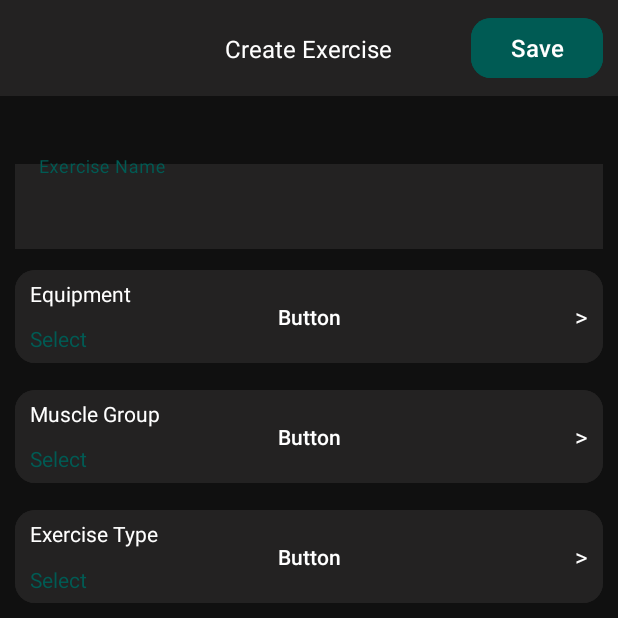
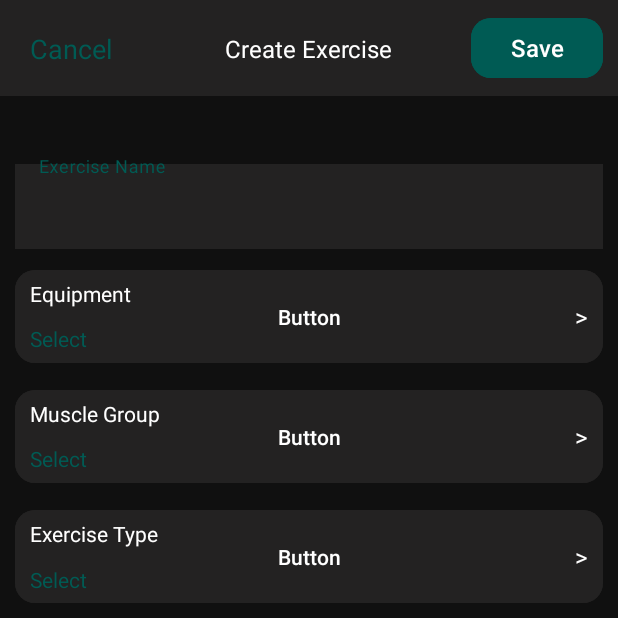
Before and after one commit to Wmatistic/cs3443project_fvk718, an Android app: the AddExerciseActivity screen opened directly, with no data from a screen before it, on a phone screen of 412 x 824 dp, the top half of it. Run offline under Robolectric (Android 15) with nearby library versions, the phone set to English and light mode, and no system bars.

Commit message:
back buton?

```diff
--- a/app/src/main/java/edu/utsa/cs3443/cs3443project_fvk718/AddExerciseActivity.java
+++ b/app/src/main/java/edu/utsa/cs3443/cs3443project_fvk718/AddExerciseActivity.java
@@ -53,6 +53,14 @@ public class AddExerciseActivity extends AppCompatActivity {
 
         Button saveButton = findViewById(R.id.saveButton);
 
+        TextView cancelExerciseText = findViewById(R.id.cancelExerciseText);
+
+        Intent cancelIntent = new Intent(AddExerciseActivity.this, WorkoutActivity.class);
+        cancelExerciseText.setOnClickListener(view -> {
+            cancelIntent.putExtra("Workout", workout);
+            startActivity(cancelIntent);
+        });
+
         equipmentButton.setOnClickListener(view -> {
             equipmentSelectedText.setError(null);
 
--- a/app/src/main/res/layout/activity_add_exercise.xml
+++ b/app/src/main/res/layout/activity_add_exercise.xml
@@ -232,4 +232,16 @@
         app:layout_constraintTop_toBottomOf="@+id/exerciseTypeText"
         app:layout_constraintVertical_bias="1.0" />
 
+    <TextView
+        android:id="@+id/cancelExerciseText"
+        android:layout_width="wrap_content"
+        android:layout_height="wrap_content"
+        android:layout_marginStart="20dp"
+        android:text="Cancel"
+        android:textColor="#005B54"
+        android:textSize="18sp"
+        app:layout_constraintBottom_toBottomOf="@+id/toolbar3"
+        app:layout_constraintStart_toStartOf="@+id/toolbar3"
+        app:layout_constraintTop_toTopOf="@+id/toolbar3" />
+
 </androidx.constraintlayout.widget.ConstraintLayout>
--- a/app/src/main/res/layout/setlistitem.xml
+++ b/app/src/main/res/layout/setlistitem.xml
@@ -45,6 +45,7 @@
         android:layout_height="wrap_content"
         android:layout_marginEnd="40dp"
         android:hint="Weight"
+        android:textColorHint="#FFF"
         app:layout_constraintBottom_toBottomOf="@+id/cardView"
         app:layout_constraintEnd_toStartOf="@id/repsInput"
         app:layout_constraintTop_toTopOf="@+id/cardView">
@@ -66,6 +67,7 @@
         android:layout_marginEnd="20dp"
         android:hint="Reps"
         android:textAlignment="center"
+        android:textColorHint="#FFF"
         app:layout_constraintBottom_toBottomOf="@+id/cardView"
         app:layout_constraintEnd_toStartOf="@+id/deleteSetImage"
         app:layout_constraintTop_toTopOf="@+id/cardView">
```
Also changed, not shown: app/src/main/java/edu/utsa/cs3443/cs3443project_fvk718/model/RoutineListAdapter.java (+11 -6 lines), app/src/main/res/drawable/icons8arrowleft50.png (added).
